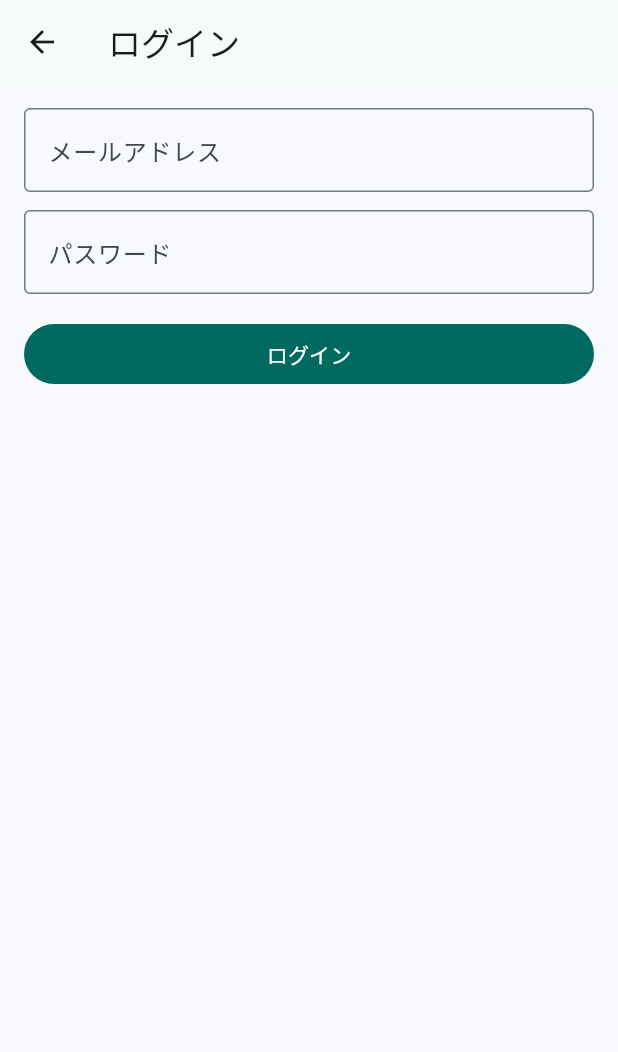
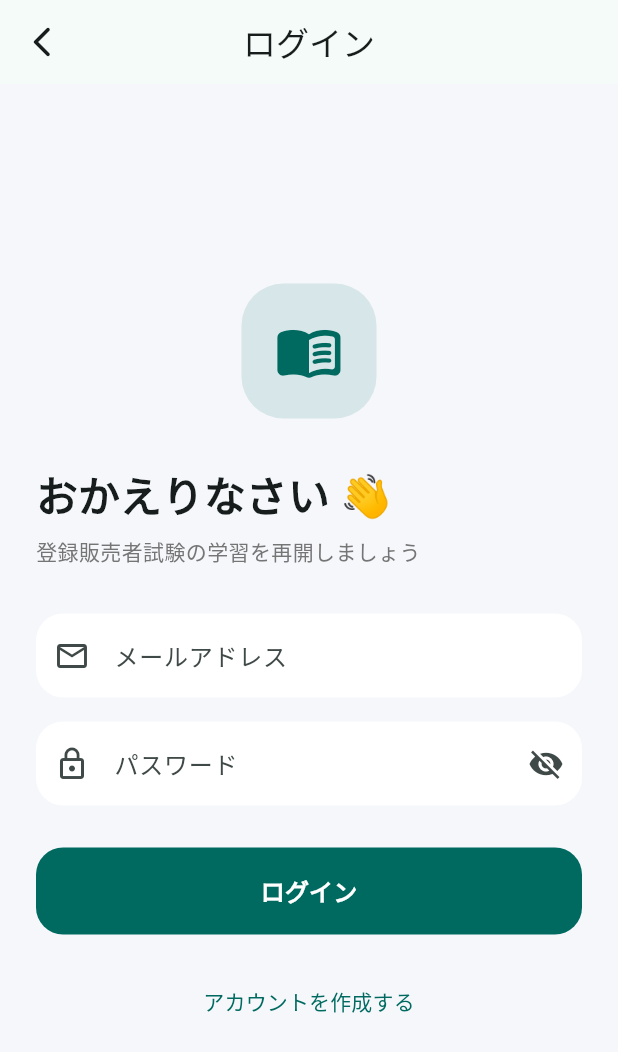
Before and after one commit to takuya42/touhan-app, a Flutter app: the screen it shows after launch, item 6 of the bottom bar chosen, after a tap on "ログイン", on a phone screen of 412 x 824 dp. Shown: the top 1052 px of the screen. Run offline on Flutter 3.47's test engine with Material 3 defaults, Android fonts, the phone set to English and light mode, and no system bars; our stand-ins replace firebase_auth, firebase_core, flutter_riverpod, shared_preferences; accounts and stored records are empty.

Commit message:
登録販売者アプリのUIと画像を更新

```diff
--- a/lib/src/features/questions/presentation/pages/login_page.dart
+++ b/lib/src/features/questions/presentation/pages/login_page.dart
@@ -13,7 +13,9 @@ class LoginPage extends ConsumerStatefulWidget {
 class _LoginPageState extends ConsumerState<LoginPage> {
   final _email = TextEditingController();
   final _password = TextEditingController();
+
   bool _loading = false;
+  bool _obscure = true;
 
   @override
   void dispose() {
@@ -24,42 +26,199 @@ class _LoginPageState extends ConsumerState<LoginPage> {
 
   Future<void> _login() async {
     setState(() => _loading = true);
+
     try {
-      await ref.read(firebaseAuthProvider).signInWithEmailAndPassword(
+      await ref
+          .read(firebaseAuthProvider)
+          .signInWithEmailAndPassword(
             email: _email.text.trim(),
             password: _password.text.trim(),
           );
-      if (mounted) Navigator.of(context).pop();
+
+      if (mounted) {
+        Navigator.of(context).pop();
+      }
     } catch (e) {
       if (!mounted) return;
-      ScaffoldMessenger.of(context).showSnackBar(SnackBar(content: Text('ログイン失敗: $e')));
+
+      ScaffoldMessenger.of(
+        context,
+      ).showSnackBar(SnackBar(content: Text('ログイン失敗: $e')));
     } finally {
-      if (mounted) setState(() => _loading = false);
+      if (mounted) {
+        setState(() => _loading = false);
+      }
     }
   }
 
   @override
   Widget build(BuildContext context) {
+    final theme = Theme.of(context);
+
     return Scaffold(
-      appBar: AppBar(title: const Text('ログイン')),
-      body: Padding(
-        padding: const EdgeInsets.all(16),
+      backgroundColor: const Color(0xFFF5F7FB),
+      appBar: AppBar(
+        leading: IconButton(
+          icon: const Icon(Icons.arrow_back_ios_new_rounded),
+          onPressed: () {
+            Navigator.of(context).pop();
+          },
+        ),
+        title: const Text('ログイン'),
+        centerTitle: true,
+      ),
+      body: SafeArea(
+        child: Center(
+          child: SingleChildScrollView(
+            padding: const EdgeInsets.all(24),
+
             child: Column(
+              crossAxisAlignment: CrossAxisAlignment.start,
               children: [
-            TextField(controller: _email, decoration: const InputDecoration(labelText: 'メールアドレス')),
-            const SizedBox(height: 12),
-            TextField(controller: _password, obscureText: true, decoration: const InputDecoration(labelText: 'パスワード')),
+                /// ロゴ
+                Center(
+                  child: Container(
+                    height: 90,
+                    width: 90,
+
+                    decoration: BoxDecoration(
+                      color: theme.colorScheme.primary.withOpacity(0.12),
+                      borderRadius: BorderRadius.circular(28),
+                    ),
+
+                    child: Icon(
+                      Icons.menu_book_rounded,
+                      size: 46,
+                      color: theme.colorScheme.primary,
+                    ),
+                  ),
+                ),
+
+                const SizedBox(height: 32),
+
+                /// タイトル
+                Text(
+                  'おかえりなさい 👋',
+                  style: theme.textTheme.headlineMedium?.copyWith(
+                    fontWeight: FontWeight.bold,
+                  ),
+                ),
+
+                const SizedBox(height: 8),
+
+                Text(
+                  '登録販売者試験の学習を再開しましょう',
+                  style: theme.textTheme.bodyMedium?.copyWith(
+                    color: Colors.grey.shade600,
+                  ),
+                ),
+
+                const SizedBox(height: 32),
+
+                /// メール
+                TextField(
+                  controller: _email,
+                  keyboardType: TextInputType.emailAddress,
+
+                  decoration: InputDecoration(
+                    labelText: 'メールアドレス',
+                    hintText: 'example@email.com',
+
+                    prefixIcon: const Icon(Icons.mail_outline),
+
+                    filled: true,
+                    fillColor: Colors.white,
+
+                    border: OutlineInputBorder(
+                      borderRadius: BorderRadius.circular(18),
+                      borderSide: BorderSide.none,
+                    ),
+                  ),
+                ),
+
                 const SizedBox(height: 16),
+
+                /// パスワード
+                TextField(
+                  controller: _password,
+                  obscureText: _obscure,
+
+                  decoration: InputDecoration(
+                    labelText: 'パスワード',
+
+                    prefixIcon: const Icon(Icons.lock_outline),
+
+                    suffixIcon: IconButton(
+                      onPressed: () {
+                        setState(() {
+                          _obscure = !_obscure;
+                        });
+                      },
+                      icon: Icon(
+                        _obscure ? Icons.visibility_off : Icons.visibility,
+                      ),
+                    ),
+
+                    filled: true,
+                    fillColor: Colors.white,
+
+                    border: OutlineInputBorder(
+                      borderRadius: BorderRadius.circular(18),
+                      borderSide: BorderSide.none,
+                    ),
+                  ),
+                ),
+
+                const SizedBox(height: 28),
+
+                /// ログインボタン
                 SizedBox(
                   width: double.infinity,
+                  height: 58,
+
                   child: FilledButton(
                     onPressed: _loading ? null : _login,
-                child: Text(_loading ? 'ログイン中...' : 'ログイン'),
+
+                    style: FilledButton.styleFrom(
+                      shape: RoundedRectangleBorder(
+                        borderRadius: BorderRadius.circular(18),
+                      ),
+                    ),
+
+                    child: _loading
+                        ? const SizedBox(
+                            height: 22,
+                            width: 22,
+                            child: CircularProgressIndicator(
+                              strokeWidth: 2,
+                              color: Colors.white,
+                            ),
+                          )
+                        : const Text(
+                            'ログイン',
+                            style: TextStyle(
+                              fontSize: 16,
+                              fontWeight: FontWeight.bold,
+                            ),
+                          ),
+                  ),
+                ),
+
+                const SizedBox(height: 20),
+
+                /// 新規登録
+                Center(
+                  child: TextButton(
+                    onPressed: () {},
+
+                    child: const Text('アカウントを作成する'),
                   ),
                 ),
               ],
             ),
           ),
+        ),
+      ),
     );
   }
 }
```
Also changed, not shown: firebase.json (added), lib/firebase_options.dart (added), pubspec.lock, 11 other files. Lines whose indentation alone changed are shown as unchanged.
